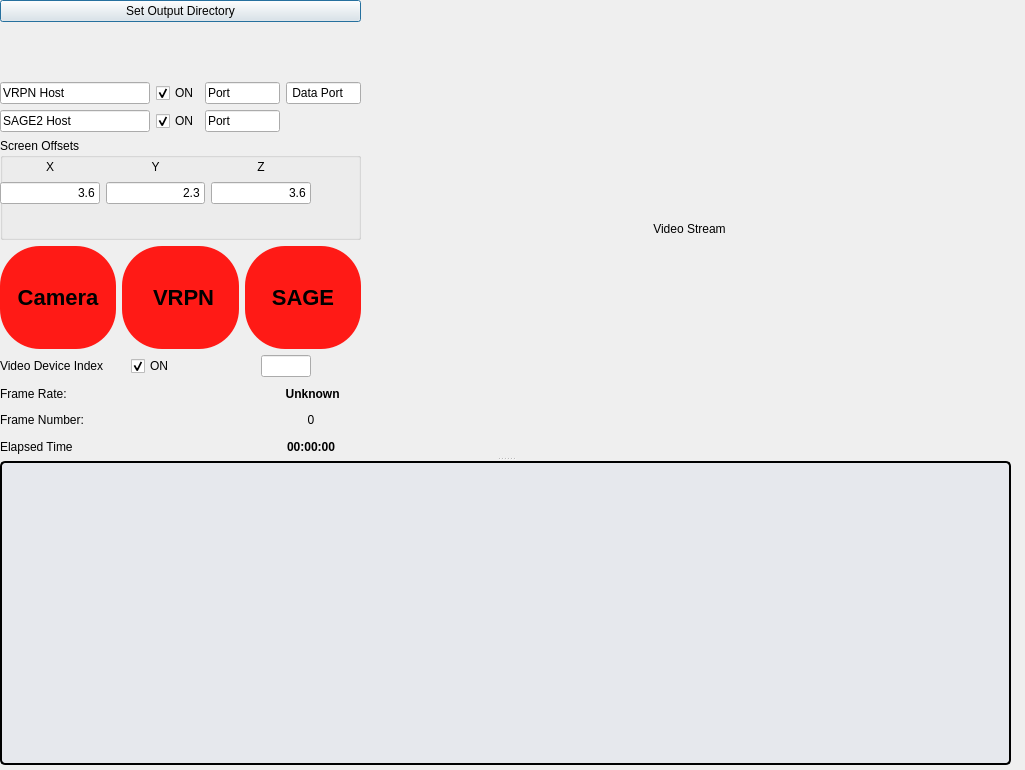
First picture: the form in tools/workbench/live_window.ui, repository hcilab-uic/ipme, before the edit.
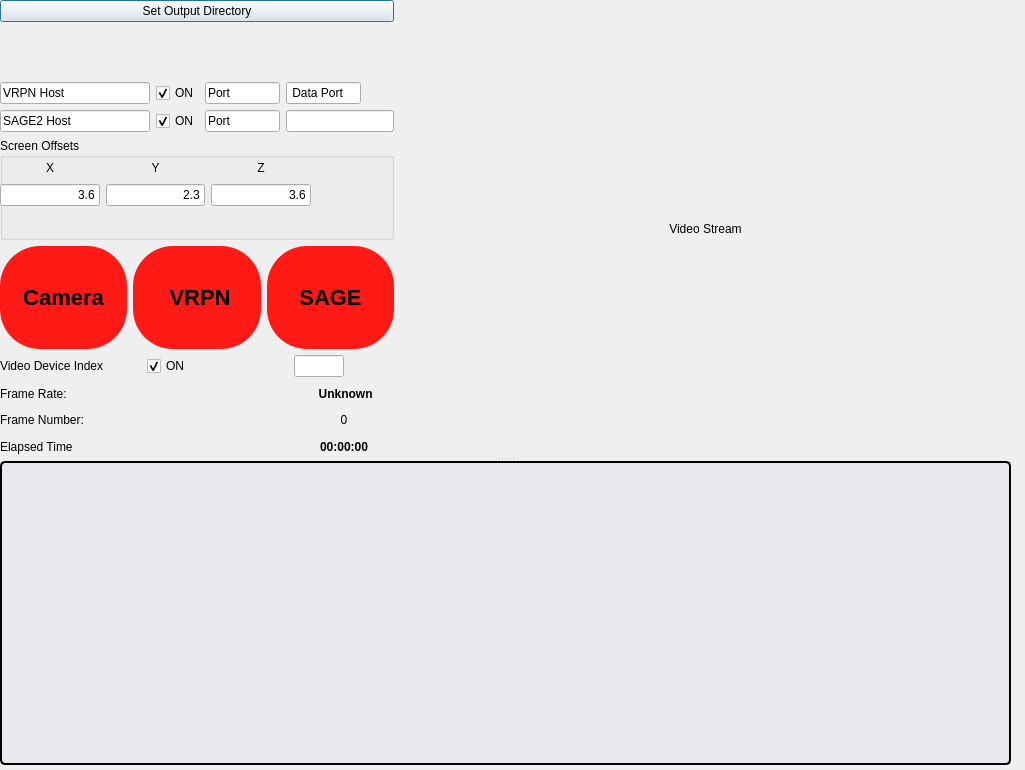
Second picture: the form after the edit.

Commit message:
- Added session cookie - Changed Continuum offset coordinates
Enabled better Json print options in protobuf JSON conversion

```diff
--- a/tools/workbench/live_window.ui
+++ b/tools/workbench/live_window.ui
@@ -166,6 +166,9 @@
            </property>
           </widget>
          </item>
+         <item row="1" column="4">
+          <widget class="QLineEdit" name="sage_session_token_edit"/>
+         </item>
         </layout>
        </item>
        <item>
@@ -179,7 +182,7 @@
             <x>0</x>
             <y>20</y>
             <width>311</width>
-            <height>46</height>
+            <height>48</height>
            </rect>
           </property>
           <layout class="QGridLayout" name="gridLayout">
```
The commit also changes 7 other files.
